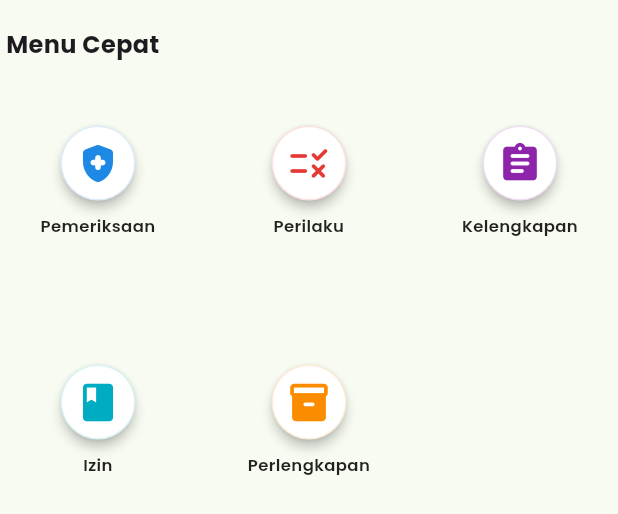
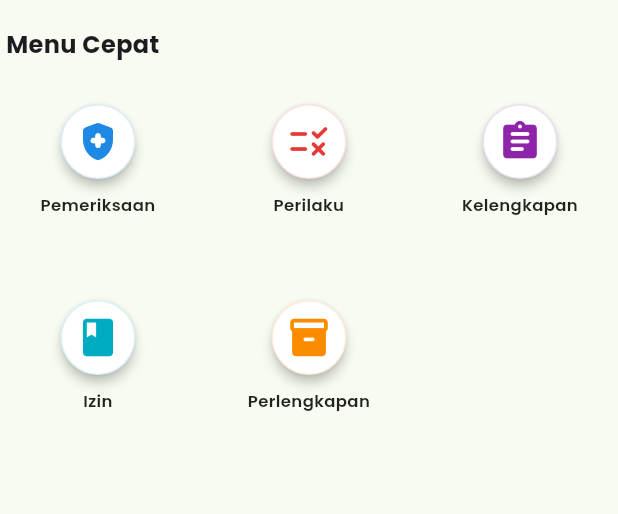
Before and after one commit to muhammadalifalhusain/frontend_murroby, a Flutter app: the MenuIkonWidget widget shown alone on an empty page, opened directly, on a phone screen of 412 x 824 dp. Shown: the top 514 px of the screen. Run offline on Flutter 3.47's test engine with Material 3 defaults, Android fonts, the phone set to English and light mode, and no system bars; our stand-ins replace font_awesome_flutter, google_fonts, image_picker; statements that could not run were skipped.

Commit message:
upd : aspect ratio ikon menu widget

```diff
--- a/lib/widgets/menu_widget.dart
+++ b/lib/widgets/menu_widget.dart
@@ -15,7 +15,10 @@ class MenuIkonWidget extends StatelessWidget {
   @override
   Widget build(BuildContext context) {
     return Padding(
-      padding: const EdgeInsets.symmetric(vertical: 18),
+      padding: const EdgeInsets.only(
+        top: 18,
+        bottom: 8,
+      ),
       child: Column(
         crossAxisAlignment: CrossAxisAlignment.start,
         children: [
@@ -33,7 +36,7 @@ class MenuIkonWidget extends StatelessWidget {
             shrinkWrap: true,
             physics: const NeverScrollableScrollPhysics(),
             crossAxisCount: 3,
-            childAspectRatio: .82,
+            childAspectRatio: 1.0,
             crossAxisSpacing: 10,
             children: [
               // _buildMenu(
```
